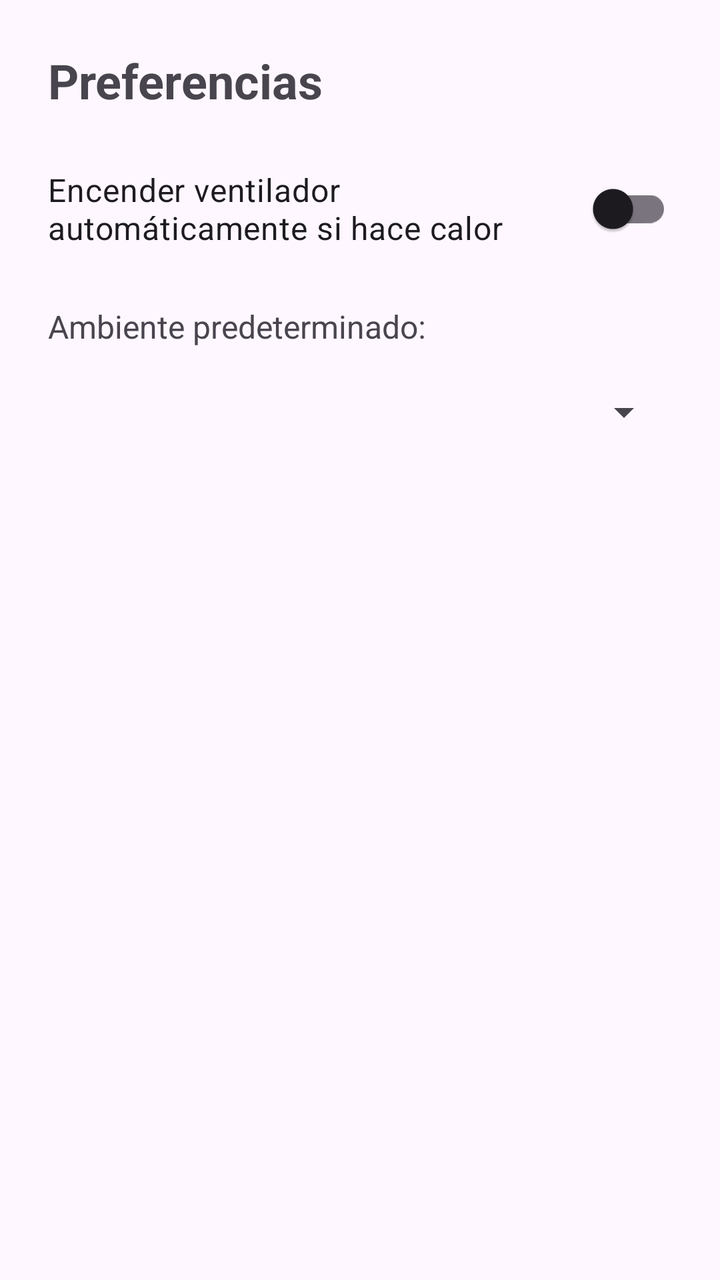
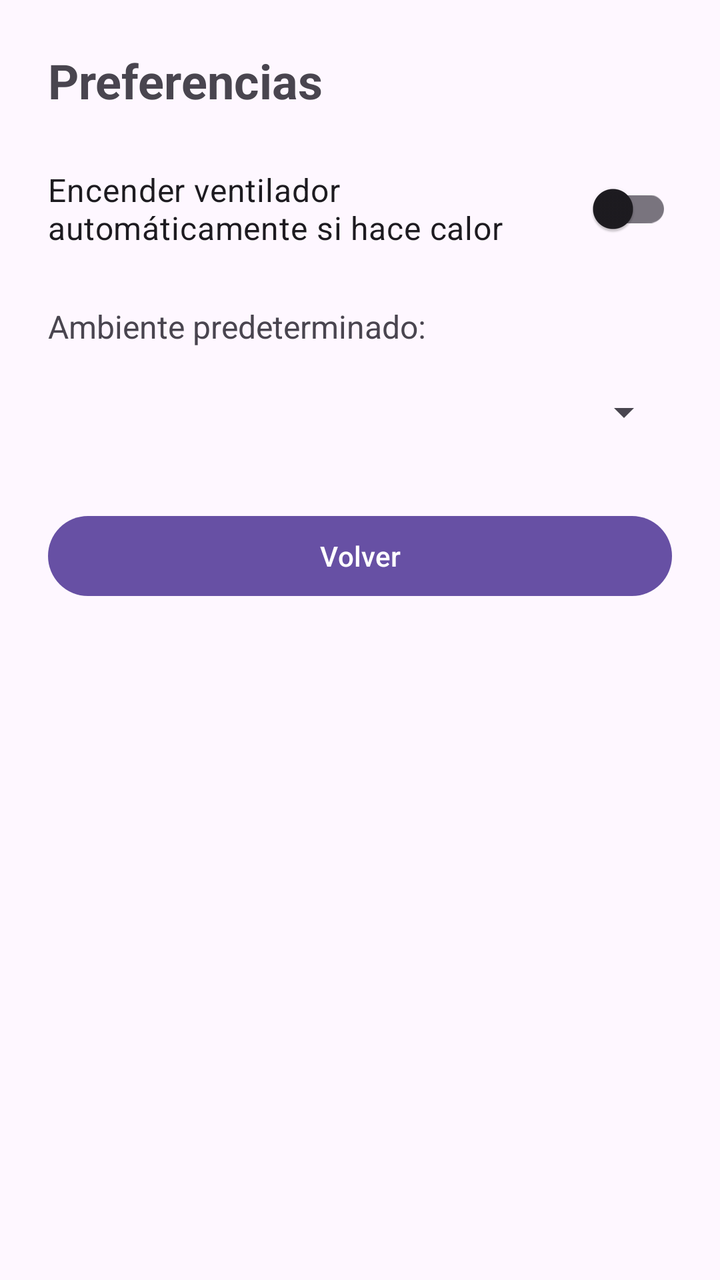

The first picture is an Android layout as it rendered before a commit; the second is the same layout after the commit. The layout source and the unified diff follow.
<!-- AndroidManifest.xml: application theme Theme.MyApplication123 -->
<!-- res/layout/activity_preferencias.xml -->
<?xml version="1.0" encoding="utf-8"?>
<ScrollView xmlns:android="http://schemas.android.com/apk/res/android"
    android:id="@+id/preferenciasLayout"
    android:layout_width="match_parent"
    android:layout_height="match_parent"
    android:fillViewport="true">

    <LinearLayout
        android:layout_width="match_parent"
        android:layout_height="wrap_content"
        android:orientation="vertical"
        android:padding="24dp">

        <TextView
            android:layout_width="wrap_content"
            android:layout_height="wrap_content"
            android:text="Preferencias"
            android:textSize="24sp"
            android:textStyle="bold"
            android:layout_marginBottom="24dp" />

        <androidx.appcompat.widget.SwitchCompat
            android:id="@+id/switchAutoFan"
            android:layout_width="match_parent"
            android:layout_height="wrap_content"
            android:text="Encender ventilador automáticamente si hace calor"
            android:textSize="16sp"
            android:layout_marginBottom="24dp" />

        <TextView
            android:layout_width="wrap_content"
            android:layout_height="wrap_content"
            android:text="Ambiente predeterminado:"
            android:textSize="16sp"
            android:layout_marginBottom="8dp" />

        <Spinner
            android:id="@+id/spinnerAmbientes"
            android:layout_width="match_parent"
            android:layout_height="wrap_content"
            android:minHeight="48dp" />

    </LinearLayout>
</ScrollView>
<!-- resources referenced by this layout -->
<resources>
  <style name="Theme.MyApplication123" parent="Base.Theme.MyApplication123" />
  <style name="Base.Theme.MyApplication123" parent="Theme.Material3.DayNight.NoActionBar">
          
          
      </style>
</resources>

<!-- the commit's change to res/layout/activity_preferencias.xml (unified diff, before → after) -->
@@ -38,7 +38,14 @@
             android:id="@+id/spinnerAmbientes"
             android:layout_width="match_parent"
             android:layout_height="wrap_content"
-            android:minHeight="48dp" />
+            android:minHeight="48dp"
+            android:layout_marginBottom="24dp" />
+
+        <Button
+            android:id="@+id/btnVolver"
+            android:layout_width="match_parent"
+            android:layout_height="wrap_content"
+            android:text="Volver" />
 
     </LinearLayout>
 </ScrollView>
